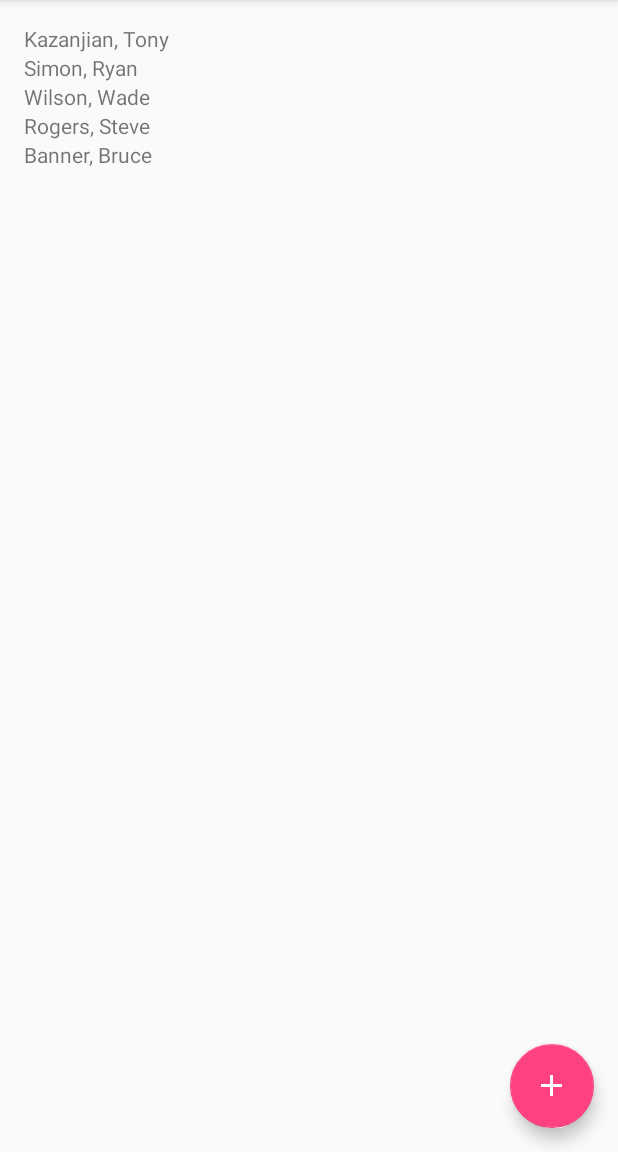
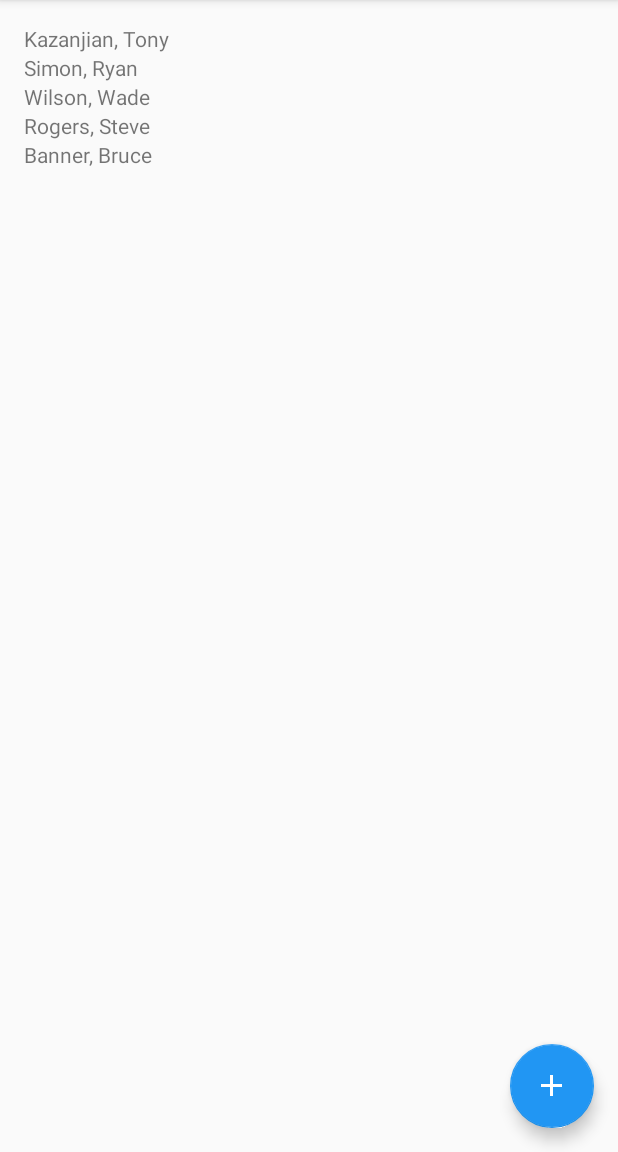
Before and after one commit to TonyKazanjian/AndroidCodingChallenge, an Android app: the screen it shows after launch (MainActivity), on a phone screen of 412 x 824 dp, the part 84-1236 px from its top. Run offline under Robolectric (Android 15) with nearby library versions, the phone set to English and light mode, and no system bars.

Commit message:
changed FAB color

```diff
--- a/app/src/main/java/fishermanlabs/androidcodingchallenge/MainActivity.java
+++ b/app/src/main/java/fishermanlabs/androidcodingchallenge/MainActivity.java
@@ -1,5 +1,6 @@
 package fishermanlabs.androidcodingchallenge;
 
+import android.content.res.ColorStateList;
 import android.os.Bundle;
 import android.support.design.widget.FloatingActionButton;
 import android.support.v7.app.AppCompatActivity;
@@ -42,6 +43,7 @@ public class MainActivity extends AppCompatActivity implements NameInputDialogFr
         mRecyclerView.setAdapter(mNameAdapter);
 
         FloatingActionButton fab = (FloatingActionButton) findViewById(R.id.fab);
+        fab.setBackgroundTintList(ColorStateList.valueOf(getResources().getColor(R.color.fabColor)));
         fab.setOnClickListener(new View.OnClickListener() {
             @Override
             public void onClick(View view) {
--- a/app/src/main/res/values/colors.xml
+++ b/app/src/main/res/values/colors.xml
@@ -3,4 +3,5 @@
     <color name="colorPrimary">#3F51B5</color>
     <color name="colorPrimaryDark">#303F9F</color>
     <color name="colorAccent">#FF4081</color>
+    <color name="fabColor">#2196F3</color>
 </resources>
```
